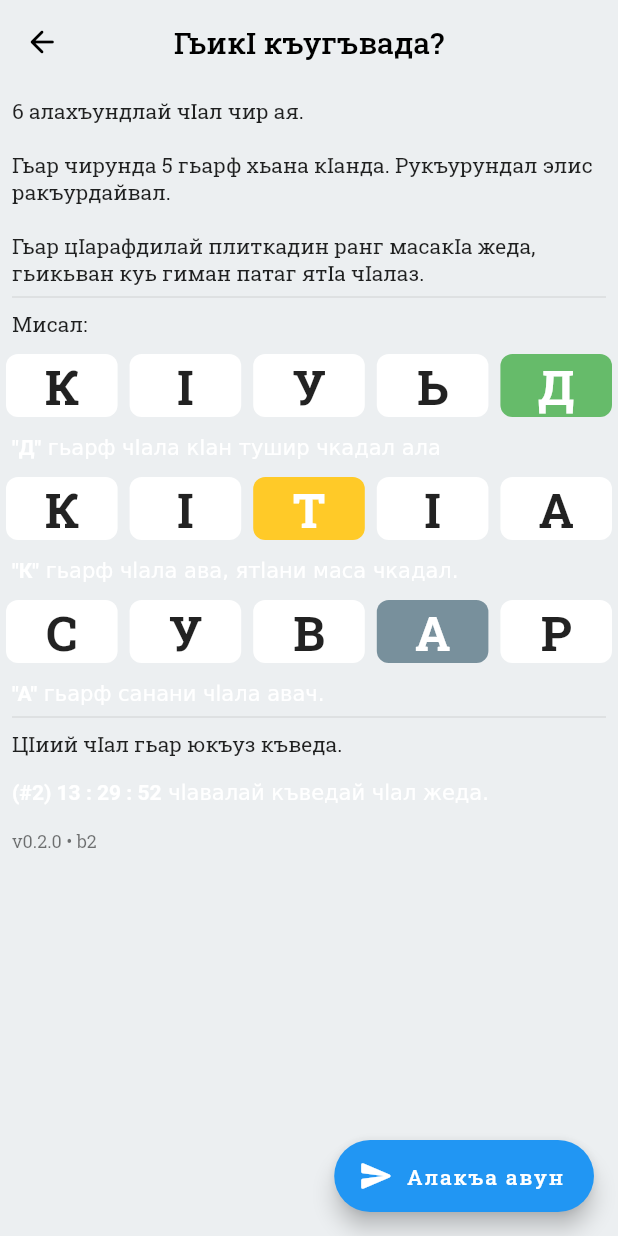
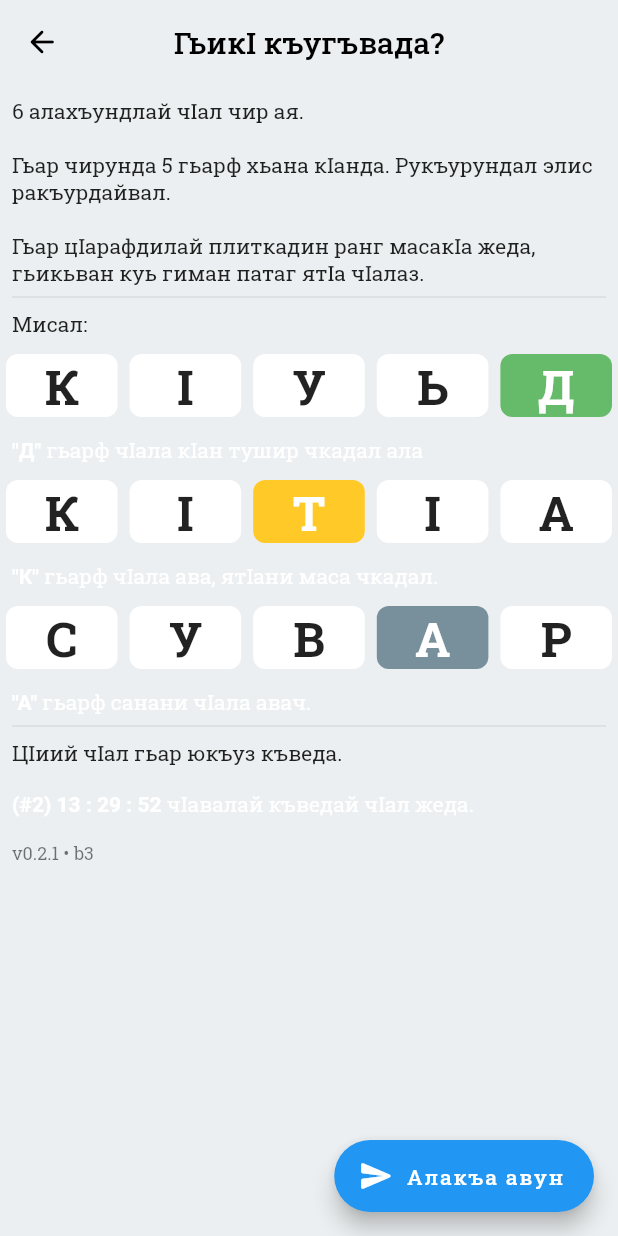
Before and after one commit to raxysstudios/mecel, a Flutter app: the HelpScreen screen opened directly, on a phone screen of 412 x 824 dp. Run offline on Flutter 3.47's test engine with Material 2 defaults, Android fonts, the phone set to English and light mode, and no system bars; our stand-ins replace google_fonts, package_info_plus.

```diff
--- a/lib/modules/help/screens/help.dart
+++ b/lib/modules/help/screens/help.dart
@@ -1,4 +1,5 @@
 import 'package:flutter/material.dart';
+import 'package:google_fonts/google_fonts.dart';
 import 'package:package_info_plus/package_info_plus.dart';
 import 'package:url_launcher/url_launcher.dart';
 import 'package:wordle/modules/help/widgets/countdown.dart';
@@ -56,8 +57,9 @@ class HelpScreen extends StatelessWidget {
           Padding(
             padding: const EdgeInsets.all(8),
             child: RichText(
-              text: const TextSpan(
-                children: [
+              text: TextSpan(
+                style: GoogleFonts.robotoSlab(),
+                children: const [
                   TextSpan(
                     text: '"Д"',
                     style: TextStyle(fontWeight: FontWeight.bold),
@@ -82,8 +84,9 @@ class HelpScreen extends StatelessWidget {
           Padding(
             padding: const EdgeInsets.all(8),
             child: RichText(
-              text: const TextSpan(
-                children: [
+              text: TextSpan(
+                style: GoogleFonts.robotoSlab(),
+                children: const [
                   TextSpan(
                     text: '"К"',
                     style: TextStyle(fontWeight: FontWeight.bold),
@@ -108,8 +111,9 @@ class HelpScreen extends StatelessWidget {
           Padding(
             padding: const EdgeInsets.all(8),
             child: RichText(
-              text: const TextSpan(
-                children: [
+              text: TextSpan(
+                style: GoogleFonts.robotoSlab(),
+                children: const [
                   TextSpan(
                     text: '"А"',
                     style: TextStyle(fontWeight: FontWeight.bold),
@@ -136,6 +140,7 @@ class HelpScreen extends StatelessWidget {
                 final s = duration.inSeconds % 60;
                 return RichText(
                   text: TextSpan(
+                    style: GoogleFonts.robotoSlab(),
                     children: [
                       TextSpan(
                         text: '(#${getCurrentDay() + 2}) $h : $m : $s',
--- a/pubspec.yaml
+++ b/pubspec.yaml
@@ -2,7 +2,7 @@ name: wordle
 description: A new Flutter project.
 publish_to: 'none'
 
-version: 0.2.0+2
+version: 0.2.1+3
 
 environment:
   sdk: ">=2.15.1 <3.0.0"
```
